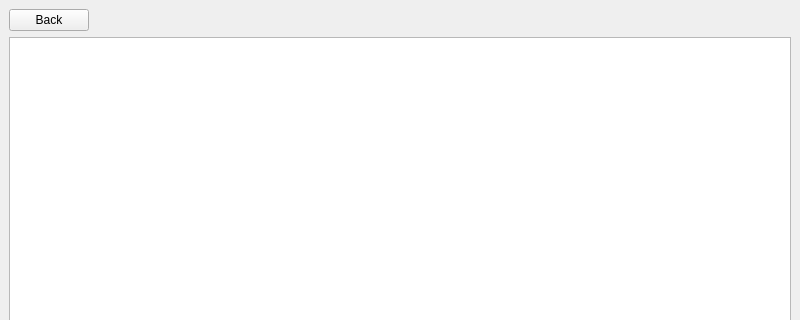
Vermont-EPSCoR/Macroinvertebrates, file views/singlestreamview.ui: the form before one commit; both pictures show x 0 to 800 and y 0 to 320 of the 800 by 600 pixel window.
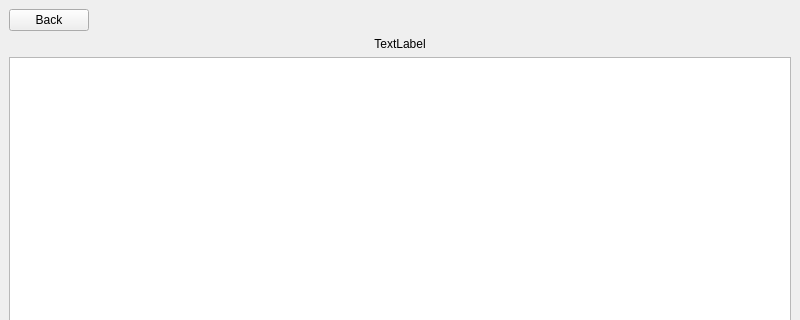
The form after the commit.

The edit to the form file:
```diff
--- a/views/singlestreamview.ui
+++ b/views/singlestreamview.ui
@@ -39,6 +39,19 @@
       </item>
      </layout>
     </item>
+    <item>
+     <widget class="QLabel" name="streamName">
+      <property name="text">
+       <string>TextLabel</string>
+      </property>
+      <property name="alignment">
+       <set>Qt::AlignCenter</set>
+      </property>
+      <property name="wordWrap">
+       <bool>true</bool>
+      </property>
+     </widget>
+    </item>
     <item>
      <widget class="QListWidget" name="listWidget">
       <property name="dragDropMode">
```
Left out of the diff: 2 changed lines with no effect on the pictures.
